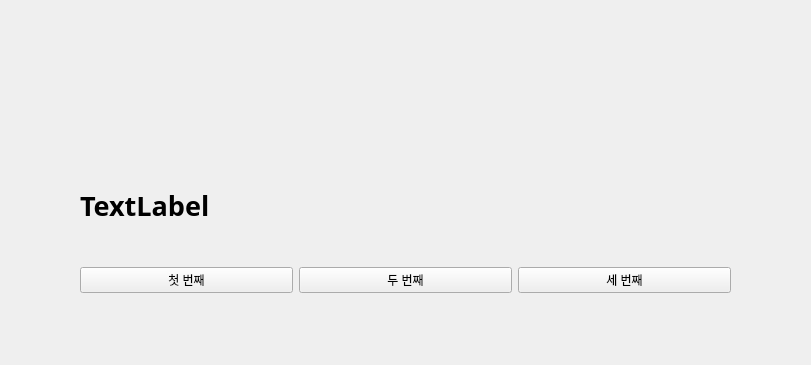
First picture: the form in demoForm2.ui, repository DragonZzang/Python250414, before the edit; both pictures show x 0 to 811 and y 0 to 365 of the 897 by 634 pixel window.
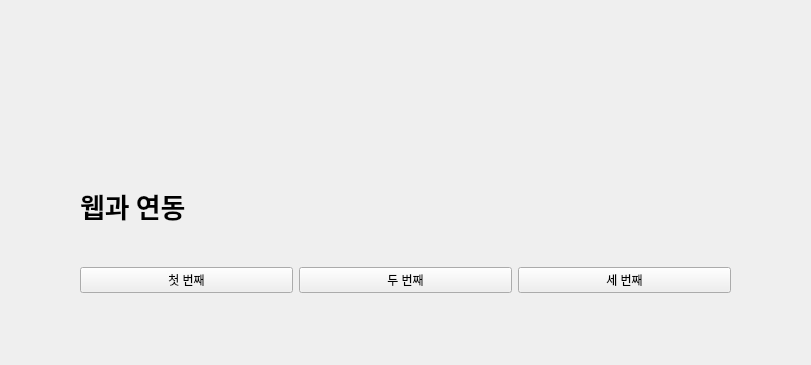
Second picture: the form after the edit.

Diff of the .ui file:
```diff
--- a/demoForm2.ui
+++ b/demoForm2.ui
@@ -65,7 +65,7 @@
      </font>
     </property>
     <property name="text">
-     <string>TextLabel</string>
+     <string>웹과 연동</string>
     </property>
    </widget>
    <widget class="QLabel" name="showlable">
```
